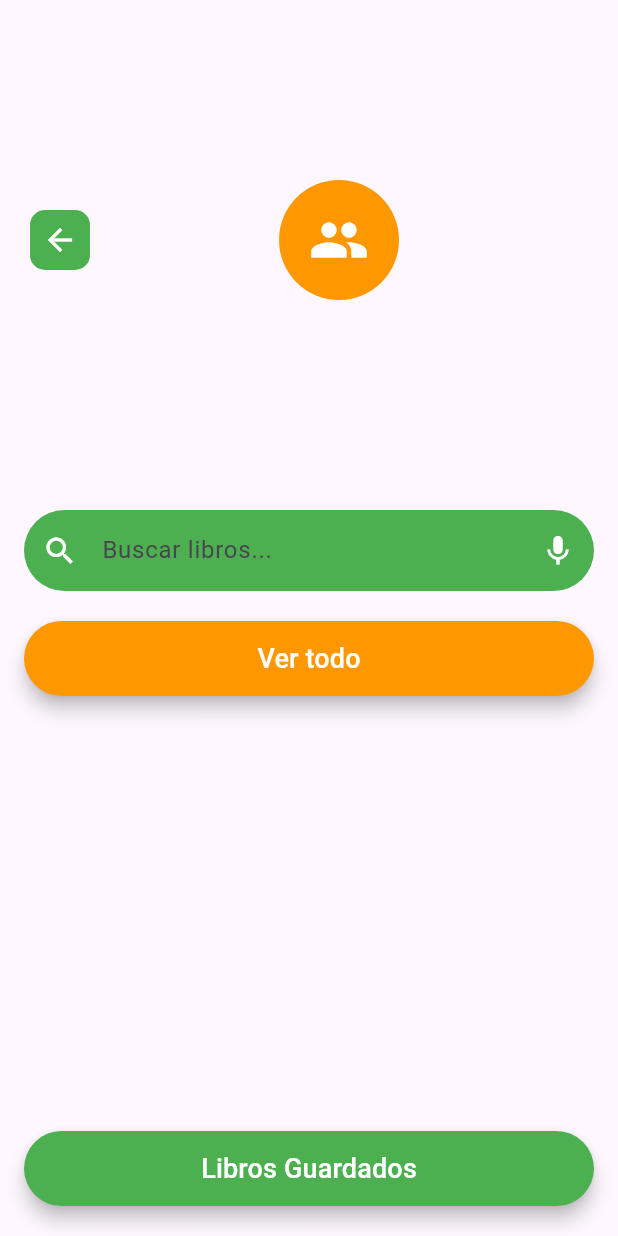
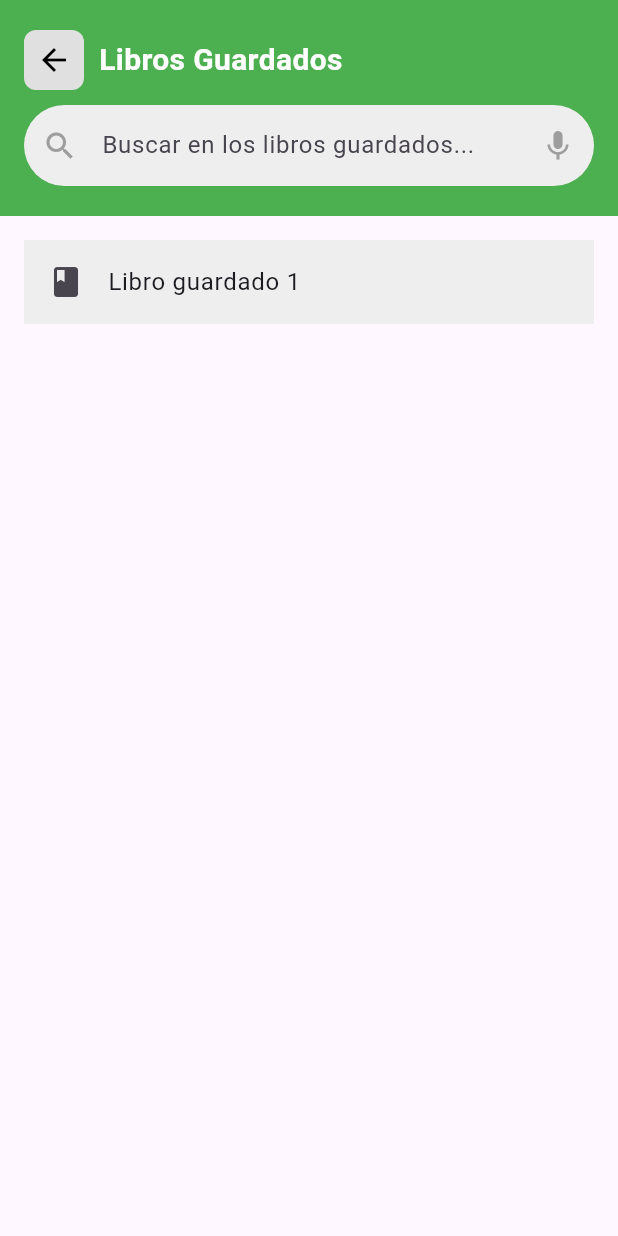
Before and after one commit to JuanRG-20221039/AppMovilCRESPF, a Flutter app: the SearchScreen screen opened directly, after a tap on "Libros Guardados", on a phone screen of 412 x 824 dp. Run offline on Flutter 3.47's test engine with Material 3 defaults, Android fonts, the phone set to English and light mode, and no system bars; network calls fail.

Commit message:
add pantalla de libros guardados

```diff
--- /dev/null
+++ b/lib/screens/saved.dart
@@ -0,0 +1,109 @@
+import 'package:flutter/material.dart';
+import 'search.dart';
+import 'reading.dart';
+
+void main() {
+  runApp(MyApp());
+}
+
+class MyApp extends StatelessWidget {
+  const MyApp({super.key});
+
+  @override
+  Widget build(BuildContext context) {
+    return MaterialApp(home: SavedScreen());
+  }
+}
+
+class SavedScreen extends StatelessWidget {
+  const SavedScreen({super.key});
+
+  @override
+  Widget build(BuildContext context) {
+    return Scaffold(
+      body: SafeArea(
+        child: Column(
+          children: [
+            // App Bar with Back Button and Title
+            Container(
+              padding: EdgeInsets.symmetric(horizontal: 16.0, vertical: 20.0),
+              color: Colors.green,
+              child: Column(
+                children: [
+                  Row(
+                    children: [
+                      Container(
+                        width: 40,
+                        height: 40,
+                        decoration: BoxDecoration(
+                          color: Colors.grey[300],
+                          borderRadius: BorderRadius.circular(8),
+                        ),
+                        child: IconButton(
+                          icon: Icon(Icons.arrow_back, color: Colors.black),
+                          onPressed: () {
+                            Navigator.push(
+                              context,
+                              MaterialPageRoute(
+                                builder: (context) => SearchScreen(),
+                              ),
+                            );
+                          },
+                        ),
+                      ),
+                      SizedBox(width: 10),
+                      Text(
+                        'Libros Guardados',
+                        style: TextStyle(
+                          fontSize: 20,
+                          fontWeight: FontWeight.bold,
+                          color: Colors.white,
+                        ),
+                      ),
+                    ],
+                  ),
+                  SizedBox(height: 10),
+                  TextField(
+                    decoration: InputDecoration(
+                      hintText: 'Buscar en los libros guardados...',
+                      prefixIcon: Icon(Icons.search, color: Colors.grey),
+                      suffixIcon: Icon(Icons.mic, color: Colors.grey),
+                      filled: true,
+                      fillColor: Colors.grey[200],
+                      border: OutlineInputBorder(
+                        borderRadius: BorderRadius.circular(30),
+                        borderSide: BorderSide.none,
+                      ),
+                      contentPadding: EdgeInsets.symmetric(vertical: 15.0),
+                    ),
+                  ),
+                ],
+              ),
+            ),
+            // Search Results
+            Expanded(
+              child: ListView(
+                padding: EdgeInsets.all(16.0),
+                children: [
+                  ListTile(
+                    leading: Icon(Icons.book),
+                    title: Text('Libro guardado 1'),
+                    tileColor: Colors.grey[200],
+                    onTap: () {
+                      Navigator.push(
+                        context,
+                        MaterialPageRoute(
+                          builder: (context) => ReadingScreen(),
+                        ),
+                      );
+                    },
+                  ),
+                ],
+              ),
+            ),
+          ],
+        ),
+      ),
+    );
+  }
+}
--- a/lib/screens/search.dart
+++ b/lib/screens/search.dart
@@ -1,7 +1,7 @@
 import 'package:flutter/material.dart';
 import 'login.dart';
 import 'results.dart';
-// import 'saved.dart';
+import 'saved.dart';
 
 void main() {
   runApp(MyApp());
@@ -116,10 +116,10 @@ class SearchScreen extends StatelessWidget {
               padding: EdgeInsets.symmetric(horizontal: 16.0, vertical: 20.0),
               child: ElevatedButton(
                 onPressed: () {
-                  // Navigator.push(
-                  //   context,
-                  //   MaterialPageRoute(builder: (context) => SavedScreen()),
-                  // );
+                  Navigator.push(
+                    context,
+                    MaterialPageRoute(builder: (context) => SavedScreen()),
+                  );
                 },
                 style: ElevatedButton.styleFrom(
                   backgroundColor: Colors.green,
```
